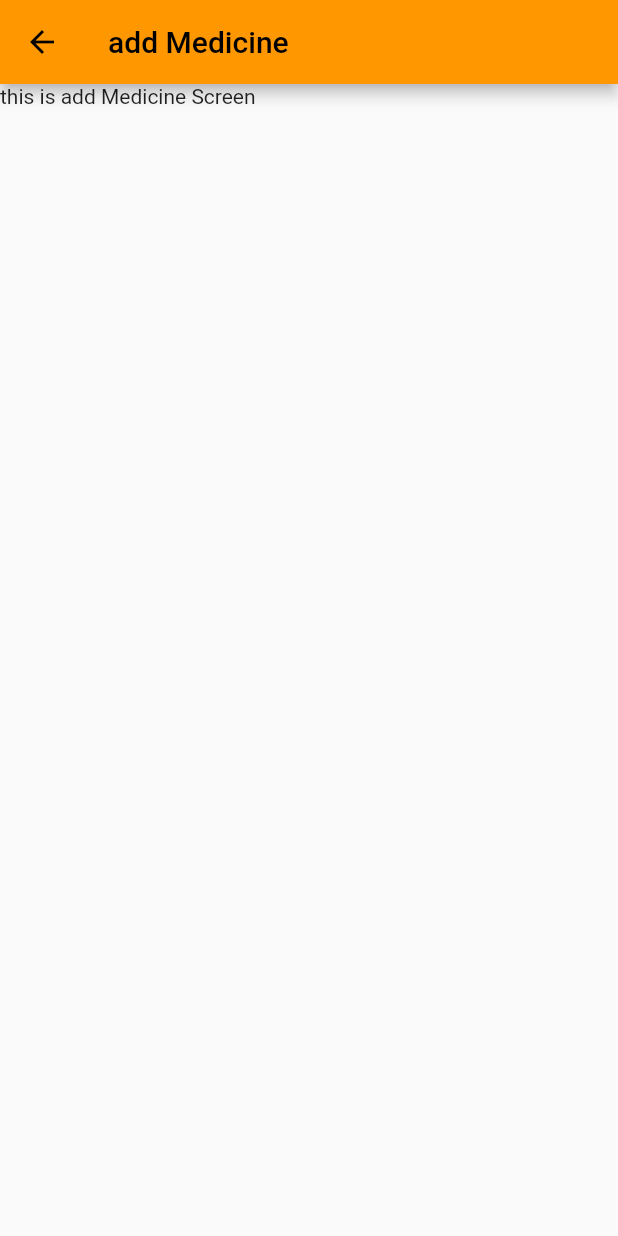
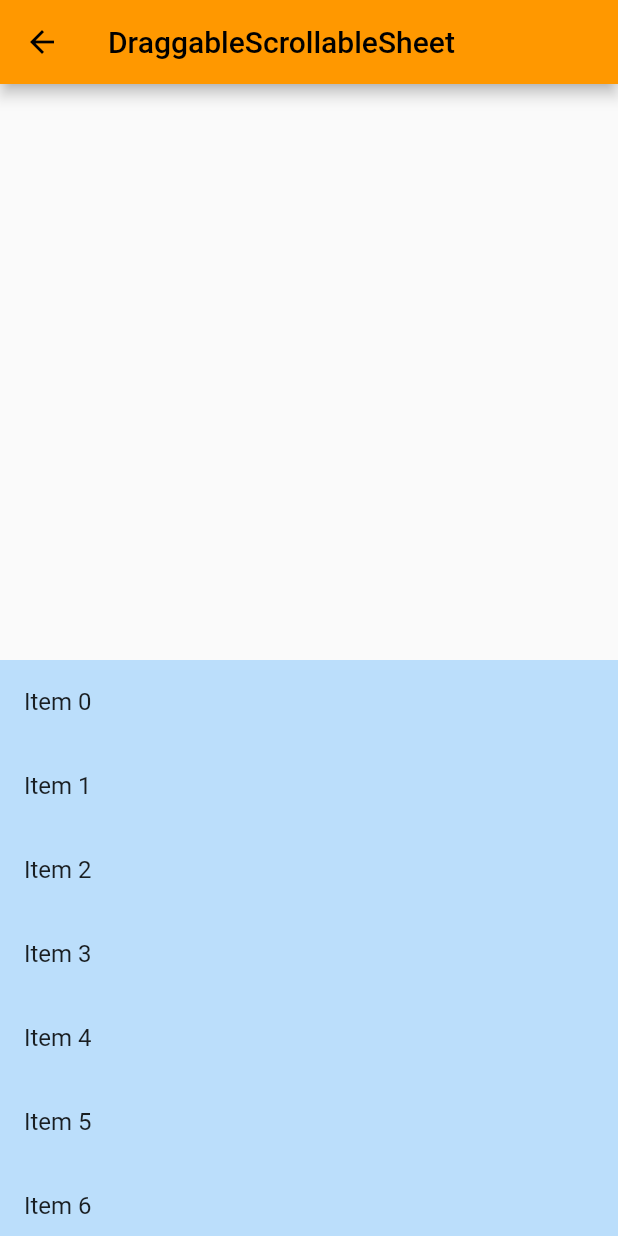
Before and after one commit to LGTM-CNU/Vita-App, a Flutter app: the NewMedicine screen opened by its route, on a phone screen of 412 x 824 dp. Run offline on Flutter 3.47's test engine with Material 2 defaults, Android fonts, the phone set to English and light mode, and no system bars; our stand-ins replace permission_handler, shared_preferences; missing offline and left inert: flutter_sound; accounts and stored records are empty.

```diff
--- a/lib/Screen/NewMedicine.dart
+++ b/lib/Screen/NewMedicine.dart
@@ -8,9 +8,26 @@ class NewMedicine extends StatefulWidget {
 class _NewMedicineState extends State<NewMedicine> {
   @override
   Widget build(BuildContext context) {
-    return (Scaffold(
-      appBar: AppBar(title: const Text("add Medicine")),
-      body: const Text("this is add Medicine Screen"),
-    ));
+    return Scaffold(
+      appBar: AppBar(
+        title: const Text('DraggableScrollableSheet'),
+      ),
+      body: SizedBox.expand(
+        child: DraggableScrollableSheet(
+          builder: (BuildContext context, ScrollController scrollController) {
+            return Container(
+              color: Colors.blue[100],
+              child: ListView.builder(
+                controller: scrollController,
+                itemCount: 25,
+                itemBuilder: (BuildContext context, int index) {
+                  return ListTile(title: Text('Item $index'));
+                },
+              ),
+            );
+          },
+        ),
+      ),
+    );
   }
 }
```
Also changed, not shown: lib/Widget/Chatting.dart (+50 -17 lines).
